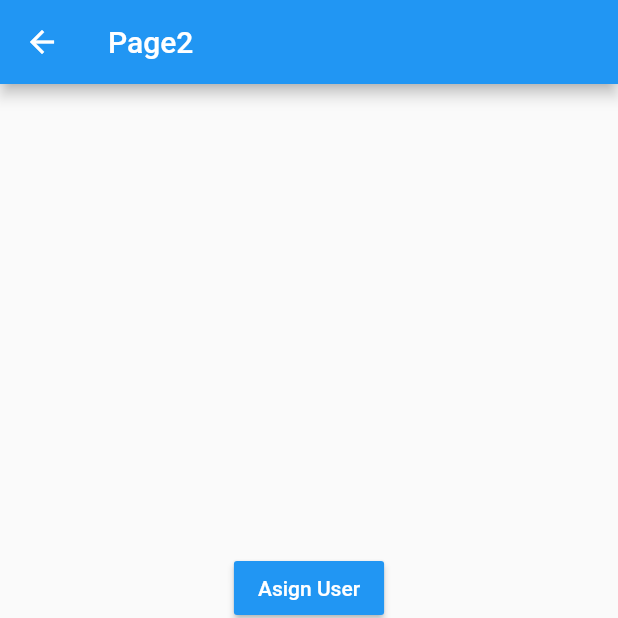
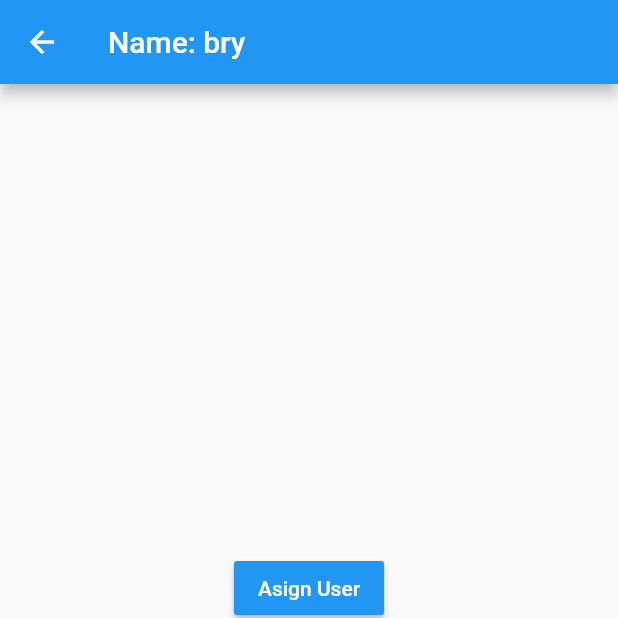
Before and after one commit to BryanParada/stateAppFA, a Flutter app: the Page2Page screen opened by its route, after a tap on "Asign User", on a phone screen of 412 x 824 dp, the top half of it. Run offline on Flutter 3.47's test engine with Material 2 defaults, Android fonts, the phone set to English and light mode, and no system bars.

Commit message:
FA130 - Singleton - various listeners

```diff
--- a/lib/pages/page2_page.dart
+++ b/lib/pages/page2_page.dart
@@ -11,7 +11,14 @@ class Page2Page extends StatelessWidget {
   Widget build(BuildContext context) {
     return Scaffold(
       appBar: AppBar(
-        title: Text('Page2')
+        title: StreamBuilder(
+          stream: userService.userStream,
+          builder: (BuildContext context, AsyncSnapshot<User> snapshot) {
+            return snapshot.hasData
+            ? Text('Name: ${snapshot.data?.name}')
+            : Text('Age: ${snapshot.data?.age}');
+          },
+        ),
       ),
       body: Center(
         child: Column(
--- a/lib/services/user_service.dart
+++ b/lib/services/user_service.dart
@@ -6,7 +6,7 @@ class _UserService {
 
   User? _user;
 
-  StreamController<User> _userStreamController = new StreamController<User>();
+  StreamController<User> _userStreamController = new StreamController<User>.broadcast();
 
   User? get user => this._user;
   bool get existsUser => ( this._user != null) ? true : false;
@@ -25,6 +25,10 @@ class _UserService {
 
   }
 
+  dispose(){
+    this._userStreamController?.close();
+  }
+
 
 
 }
```
